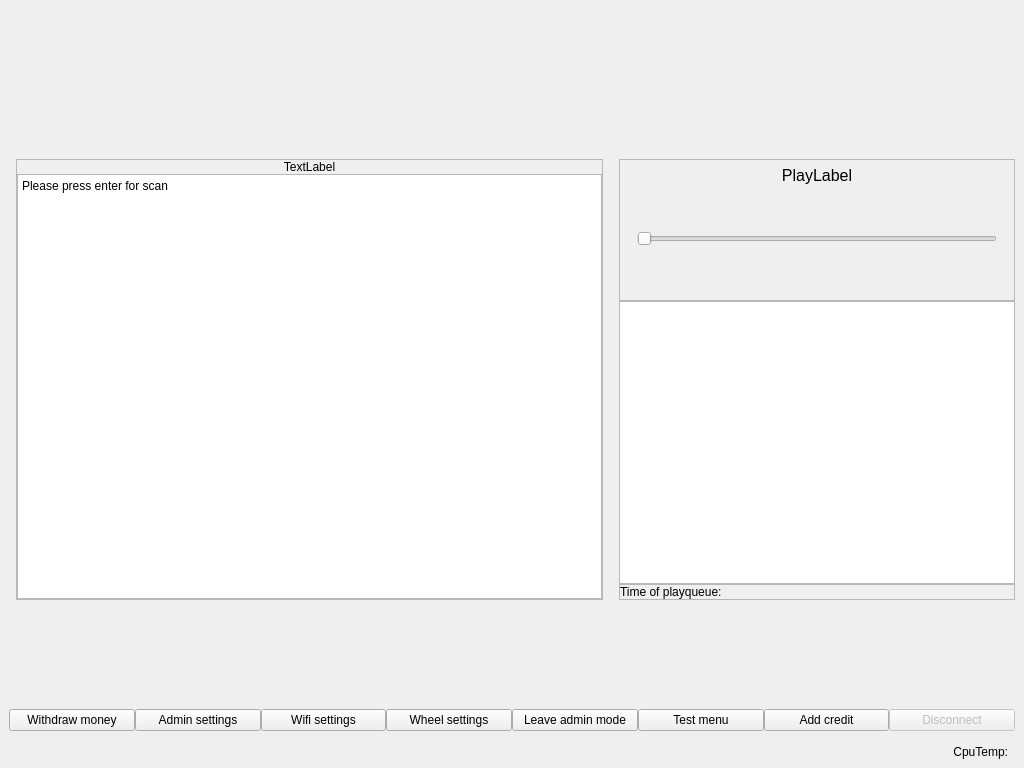
Before: the Qt Designer form blue-app/ui/MainWindow.ui in matus-u/sz-bluetooth, drawn with Qt 5.
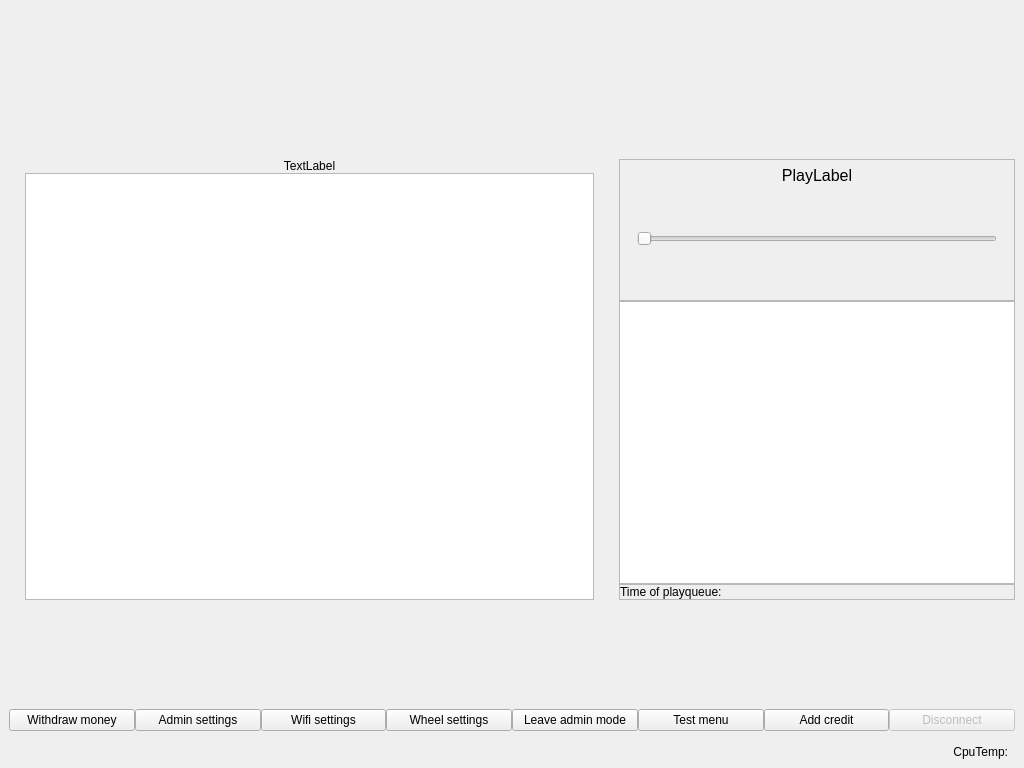
After: the same form once the commit is applied.

Commit message: handle info messages

Patch:
```diff
--- a/blue-app/ui/MainWindow.ui
+++ b/blue-app/ui/MainWindow.ui
@@ -339,29 +339,17 @@
              <number>0</number>
             </property>
             <item>
-             <widget class="QFrame" name="infoScanFrame">
-              <property name="frameShape">
-               <enum>QFrame::StyledPanel</enum>
-              </property>
-              <property name="frameShadow">
-               <enum>QFrame::Raised</enum>
-              </property>
+             <widget class="QWidget" name="infoScanWidget" native="true">
               <layout class="QVBoxLayout" name="verticalLayout_15">
                <property name="spacing">
                 <number>0</number>
                </property>
-               <property name="sizeConstraint">
-                <enum>QLayout::SetMaximumSize</enum>
-               </property>
                <property name="leftMargin">
-                <number>0</number>
+                <number>9</number>
                </property>
                <property name="topMargin">
                 <number>0</number>
                </property>
-               <property name="rightMargin">
-                <number>0</number>
-               </property>
                <property name="bottomMargin">
                 <number>0</number>
                </property>
@@ -376,15 +364,7 @@
                 </widget>
                </item>
                <item>
-                <widget class="QTextBrowser" name="infoScanBrowser">
-                 <property name="html">
-                  <string>&lt;!DOCTYPE HTML PUBLIC &quot;-//W3C//DTD HTML 4.0//EN&quot; &quot;http://www.w3.org/TR/REC-html40/strict.dtd&quot;&gt;
-&lt;html&gt;&lt;head&gt;&lt;meta name=&quot;qrichtext&quot; content=&quot;1&quot; /&gt;&lt;style type=&quot;text/css&quot;&gt;
-p, li { white-space: pre-wrap; }
-&lt;/style&gt;&lt;/head&gt;&lt;body style=&quot; font-family:'Sans Serif'; font-size:9pt; font-weight:400; font-style:normal;&quot;&gt;
-&lt;p style=&quot; margin-top:0px; margin-bottom:0px; margin-left:0px; margin-right:0px; -qt-block-indent:0; text-indent:0px;&quot;&gt;Please press enter for scan&lt;/p&gt;&lt;/body&gt;&lt;/html&gt;</string>
-                 </property>
-                </widget>
+                <widget class="QTextBrowser" name="infoScanBrowser"/>
                </item>
               </layout>
              </widget>
```
The commit also changes 5 other files.
